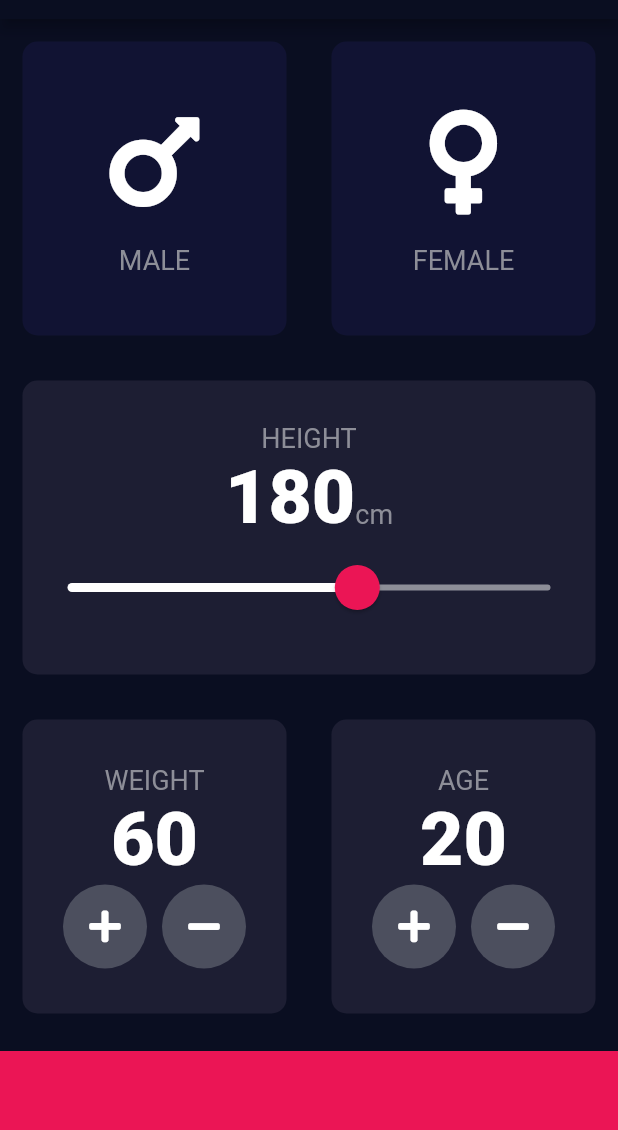
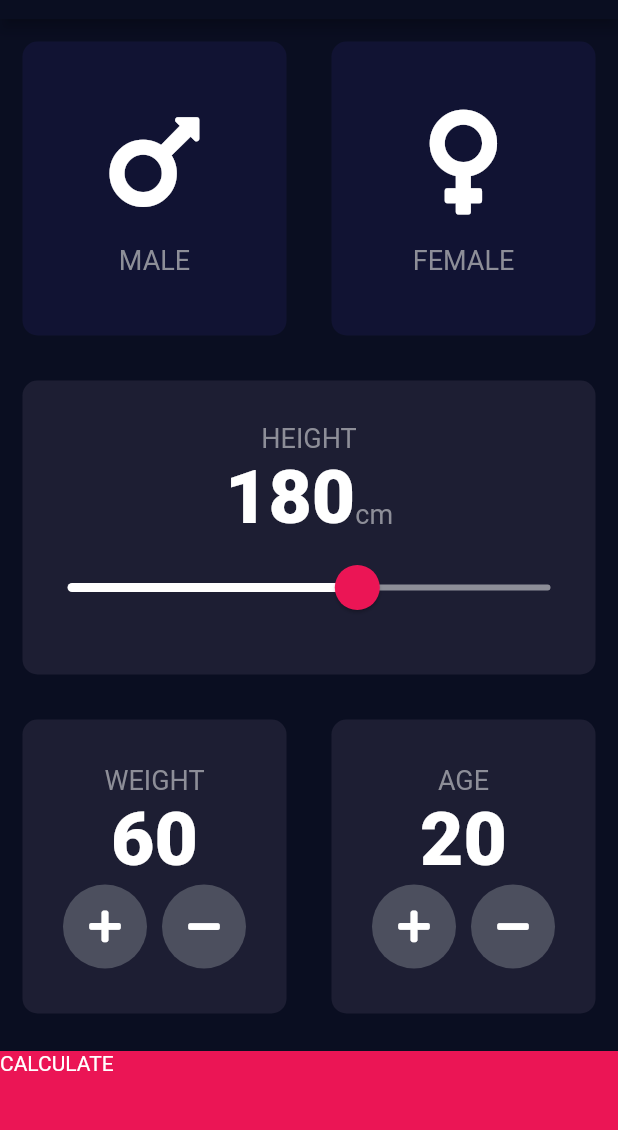
Before and after one commit to jin-aiit-a1824jj/flutter-tutorial-7-bmi_calculator_sample, a Flutter app: the screen it shows after launch, on a phone screen of 412 x 824 dp, the part 65-1195 px from its top. Run offline on Flutter 3.47's test engine with Material 2 defaults, Android fonts, the phone set to English and light mode, and no system bars; our stand-ins replace font_awesome_flutter.

```diff
--- a/lib/input_page.dart
+++ b/lib/input_page.dart
@@ -4,6 +4,7 @@ import 'package:font_awesome_flutter/font_awesome_flutter.dart';
 import 'constants.dart';
 import 'icon_content.dart';
 import 'resuable_card.dart';
+import 'result_page.dart';
 
 class InputPage extends StatefulWidget {
   @override
@@ -190,11 +191,19 @@ class _InputPageState extends State<InputPage> {
                 ),
               ]),
             ),
-            Container(
-              color: kBottomContainerColor,
-              margin: EdgeInsets.only(top: 10.0),
-              width: double.infinity,
-              height: kBottomContainerHeight,
+            GestureDetector(
+              onTap: (){
+                Navigator.push(context, MaterialPageRoute(builder: (context) {
+                  return ResultsPage();
+                }));
+              },
+              child: Container(
+                child: Text('CALCULATE'),
+                color: kBottomContainerColor,
+                margin: EdgeInsets.only(top: 10.0),
+                width: double.infinity,
+                height: kBottomContainerHeight,
+              ),
             ),
           ],
         ));
```
Also changed, not shown: lib/result_page.dart (added, +16 -0 lines).
